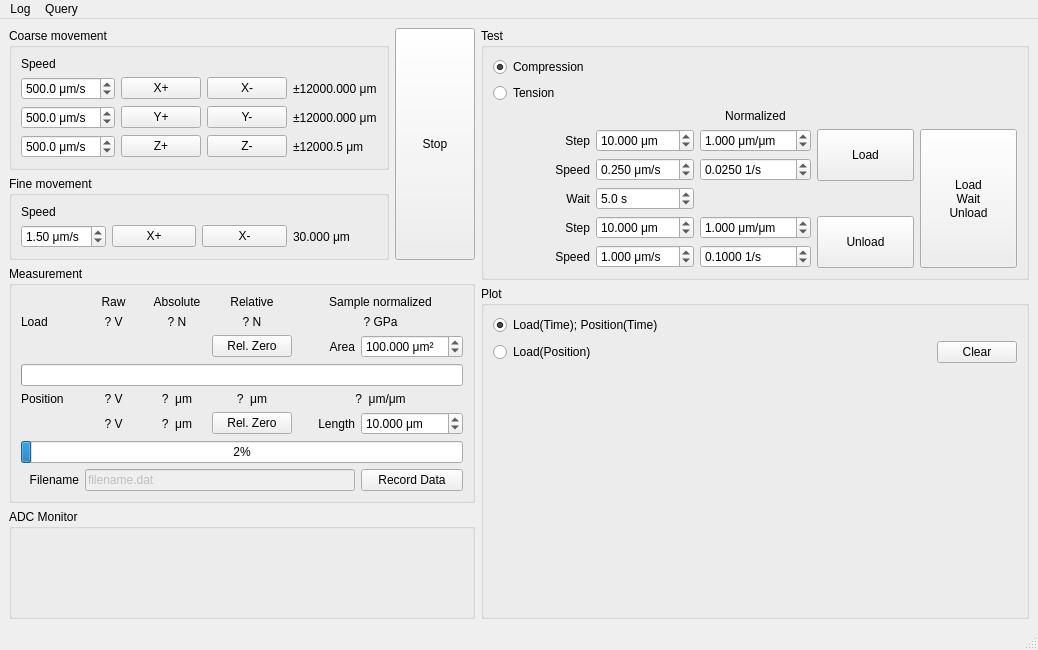
Old version of the form python/src/MicroDeform/main_window.ui in the repository jove1/MicroDeform.
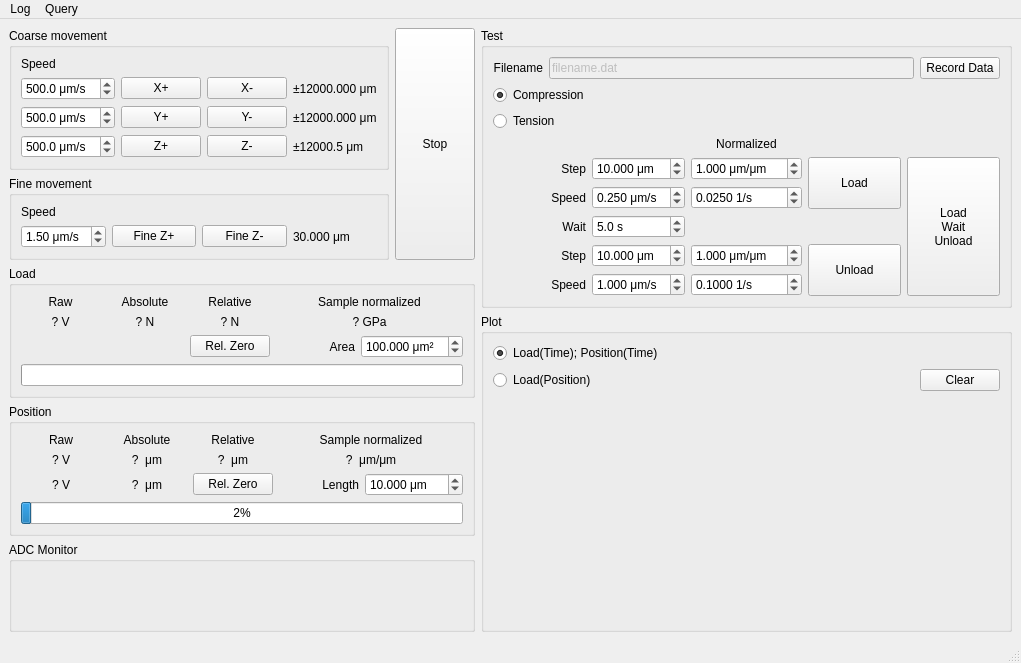
New version of the form. Custom widgets are drawn as their Qt base class.

Diff of the .ui file:
```diff
--- a/python/src/MicroDeform/main_window.ui
+++ b/python/src/MicroDeform/main_window.ui
@@ -6,8 +6,8 @@
    <rect>
     <x>0</x>
     <y>0</y>
-    <width>1038</width>
-    <height>650</height>
+    <width>1021</width>
+    <height>663</height>
    </rect>
   </property>
   <property name="focusPolicy">
@@ -26,7 +26,51 @@
          <string>Test</string>
         </property>
         <layout class="QGridLayout" name="gridLayout_10">
-         <item row="2" column="0">
+         <item row="0" column="1">
+          <widget class="QLineEdit" name="FName">
+           <property name="enabled">
+            <bool>false</bool>
+           </property>
+           <property name="text">
+            <string>filename.dat</string>
+           </property>
+          </widget>
+         </item>
+         <item row="0" column="0">
+          <widget class="QLabel" name="label_16">
+           <property name="text">
+            <string>Filename</string>
+           </property>
+           <property name="alignment">
+            <set>Qt::AlignRight|Qt::AlignTrailing|Qt::AlignVCenter</set>
+           </property>
+          </widget>
+         </item>
+         <item row="0" column="2">
+          <widget class="QPushButton" name="Record">
+           <property name="text">
+            <string>Record Data</string>
+           </property>
+          </widget>
+         </item>
+         <item row="1" column="0" colspan="3">
+          <widget class="QRadioButton" name="Compression">
+           <property name="text">
+            <string>Compression</string>
+           </property>
+           <property name="checked">
+            <bool>true</bool>
+           </property>
+          </widget>
+         </item>
+         <item row="2" column="0" colspan="3">
+          <widget class="QRadioButton" name="Tension">
+           <property name="text">
+            <string>Tension</string>
+           </property>
+          </widget>
+         </item>
+         <item row="3" column="0" colspan="3">
           <layout class="QGridLayout" name="gridLayout_3">
            <property name="sizeConstraint">
             <enum>QLayout::SetMinimumSize</enum>
@@ -302,23 +346,6 @@
            </item>
           </layout>
          </item>
-         <item row="0" column="0">
-          <widget class="QRadioButton" name="Compression">
-           <property name="text">
-            <string>Compression</string>
-           </property>
-           <property name="checked">
-            <bool>true</bool>
-           </property>
-          </widget>
-         </item>
-         <item row="1" column="0">
-          <widget class="QRadioButton" name="Tension">
-           <property name="text">
-            <string>Tension</string>
-           </property>
-          </widget>
-         </item>
         </layout>
        </widget>
       </item>
@@ -374,6 +401,68 @@
     </item>
     <item row="0" column="0">
      <layout class="QGridLayout" name="gridLayout_2">
+      <item row="1" column="0">
+       <widget class="QGroupBox" name="gFine">
+        <property name="title">
+         <string>Fine movement</string>
+        </property>
+        <layout class="QGridLayout" name="gridLayout_8">
+         <item row="1" column="0">
+          <widget class="QDoubleSpinBox" name="FZSpeed">
+           <property name="suffix">
+            <string> μm/s</string>
+           </property>
+           <property name="decimals">
+            <number>2</number>
+           </property>
+           <property name="maximum">
+            <double>5.000000000000000</double>
+           </property>
+           <property name="stepType">
+            <enum>QAbstractSpinBox::AdaptiveDecimalStepType</enum>
+           </property>
+           <property name="value">
+            <double>1.500000000000000</double>
+           </property>
+          </widget>
+         </item>
+         <item row="0" column="0">
+          <widget class="QLabel" name="label_26">
+           <property name="sizePolicy">
+            <sizepolicy hsizetype="Preferred" vsizetype="Minimum">
+             <horstretch>0</horstretch>
+             <verstretch>0</verstretch>
+            </sizepolicy>
+           </property>
+           <property name="text">
+            <string>Speed</string>
+           </property>
+          </widget>
+         </item>
+         <item row="1" column="3">
+          <widget class="QLabel" name="FZPos">
+           <property name="text">
+            <string>30.000 μm</string>
+           </property>
+          </widget>
+         </item>
+         <item row="1" column="2">
+          <widget class="QPushButton" name="FZMinus">
+           <property name="text">
+            <string>Fine Z-</string>
+           </property>
+          </widget>
+         </item>
+         <item row="1" column="1">
+          <widget class="QPushButton" name="FZPlus">
+           <property name="text">
+            <string>Fine Z+</string>
+           </property>
+          </widget>
+         </item>
+        </layout>
+       </widget>
+      </item>
       <item row="0" column="1" rowspan="2">
        <widget class="QPushButton" name="Stop">
         <property name="sizePolicy">
@@ -424,68 +513,6 @@
         </property>
        </widget>
       </item>
-      <item row="1" column="0">
-       <widget class="QGroupBox" name="gFine">
-        <property name="title">
-         <string>Fine movement</string>
-        </property>
-        <layout class="QGridLayout" name="gridLayout_8">
-         <item row="1" column="0">
-          <widget class="QDoubleSpinBox" name="FZSpeed">
-           <property name="suffix">
-            <string> μm/s</string>
-           </property>
-           <property name="decimals">
-            <number>2</number>
-           </property>
-           <property name="maximum">
-            <double>5.000000000000000</double>
-           </property>
-           <property name="stepType">
-            <enum>QAbstractSpinBox::AdaptiveDecimalStepType</enum>
-           </property>
-           <property name="value">
-            <double>1.500000000000000</double>
-           </property>
-          </widget>
-         </item>
-         <item row="0" column="0">
-          <widget class="QLabel" name="label_26">
-           <property name="sizePolicy">
-            <sizepolicy hsizetype="Preferred" vsizetype="Minimum">
-             <horstretch>0</horstretch>
-             <verstretch>0</verstretch>
-            </sizepolicy>
-           </property>
-           <property name="text">
-            <string>Speed</string>
-           </property>
-          </widget>
-         </item>
-         <item row="1" column="3">
-          <widget class="QLabel" name="FZPos">
-           <property name="text">
-            <string>30.000 μm</string>
-           </property>
-          </widget>
-         </item>
-         <item row="1" column="2">
-          <widget class="QPushButton" name="FZMinus">
-           <property name="text">
-            <string>X-</string>
-           </property>
-          </widget>
-         </item>
-         <item row="1" column="1">
-          <widget class="QPushButton" name="FZPlus">
-           <property name="text">
-            <string>X+</string>
-           </property>
-          </widget>
-         </item>
-        </layout>
-       </widget>
-      </item>
       <item row="0" column="0">
        <widget class="QGroupBox" name="gCoarse">
         <property name="title">
@@ -647,9 +674,36 @@
       <item row="2" column="0" colspan="2">
        <widget class="QGroupBox" name="gMeasurement">
         <property name="title">
-         <string>Measurement</string>
+         <string>Load</string>
         </property>
         <layout class="QGridLayout" name="gridLayout_9">
+         <item row="1" column="4" colspan="2">
+          <widget class="QLabel" name="LoadNorm">
+           <property name="text">
+            <string>? GPa</string>
+           </property>
+           <property name="alignment">
+            <set>Qt::AlignCenter</set>
+           </property>
+          </widget>
+         </item>
+         <item row="2" column="3">
+          <widget class="QPushButton" name="LoadZero">
+           <property name="text">
+            <string>Rel. Zero</string>
+           </property>
+          </widget>
+         </item>
+         <item row="1" column="2">
+          <widget class="QLabel" name="LoadAbs">
+           <property name="text">
+            <string>? N</string>
+           </property>
+           <property name="alignment">
+            <set>Qt::AlignCenter</set>
+           </property>
+          </widget>
+         </item>
          <item row="2" column="5">
           <widget class="QDoubleSpinBox" name="Area">
            <property name="suffix">
@@ -669,60 +723,16 @@
            </property>
           </widget>
          </item>
-         <item row="4" column="4" colspan="2">
-          <widget class="QLabel" name="PosNorm">
+         <item row="0" column="2">
+          <widget class="QLabel" name="label_17">
            <property name="text">
-            <string>?  μm/μm</string>
+            <string>Absolute</string>
            </property>
            <property name="alignment">
             <set>Qt::AlignCenter</set>
            </property>
           </widget>
          </item>
-         <item row="4" column="0">
-          <widget class="QLabel" name="label_2">
-           <property name="text">
-            <string>Position</string>
-           </property>
-          </widget>
-         </item>
-         <item row="1" column="2">
-          <widget class="QLabel" name="LoadAbs">
-           <property name="text">
-            <string>? N</string>
-           </property>
-           <property name="alignment">
-            <set>Qt::AlignCenter</set>
-           </property>
-          </widget>
-         </item>
-         <item row="1" column="0">
-          <widget class="QLabel" name="label">
-           <property name="text">
-            <string>Load</string>
-           </property>
-          </widget>
-         </item>
-         <item row="4" column="3">
-          <widget class="QLabel" name="PosRel">
-           <property name="text">
-            <string>?  μm</string>
-           </property>
-           <property name="alignment">
-            <set>Qt::AlignCenter</set>
-           </property>
-          </widget>
-         </item>
-         <item row="8" column="0">
-          <widget class="QLabel" name="label_16">
-           <property name="text">
-            <string>Filename</string>
-           </property>
-           <property name="alignment">
-            <set>Qt::AlignRight|Qt::AlignTrailing|Qt::AlignVCenter</set>
-           </property>
-          </widget>
-         </item>
          <item row="0" column="3">
           <widget class="QLabel" name="label_18">
            <property name="text">
@@ -733,50 +743,16 @@
            </property>
           </widget>
          </item>
-         <item row="4" column="2">
-          <widget class="QLabel" name="PosAbs">
+         <item row="1" column="1">
+          <widget class="QLabel" name="LoadRaw">
            <property name="text">
-            <string>?  μm</string>
+            <string>? V</string>
            </property>
            <property name="alignment">
             <set>Qt::AlignCenter</set>
            </property>
           </widget>
          </item>
-         <item row="8" column="5">
-          <widget class="QPushButton" name="Record">
-           <property name="text">
-            <string>Record Data</string>
-           </property>
-          </widget>
-         </item>
-         <item row="1" column="4" colspan="2">
-          <widget class="QLabel" name="LoadNorm">
-           <property name="text">
-            <string>? GPa</string>
-           </property>
-           <property name="alignment">
-            <set>Qt::AlignCenter</set>
-           </property>
-          </widget>
-         </item>
-         <item row="5" column="3">
-          <widget class="QPushButton" name="PosZero">
-           <property name="text">
-            <string>Rel. Zero</string>
-           </property>
-          </widget>
-         </item>
-         <item row="5" column="4">
-          <widget class="QLabel" name="label_20">
-           <property name="text">
-            <string>Length</string>
-           </property>
-           <property name="alignment">
-            <set>Qt::AlignRight|Qt::AlignTrailing|Qt::AlignVCenter</set>
-           </property>
-          </widget>
-         </item>
          <item row="1" column="3">
           <widget class="QLabel" name="LoadRel">
            <property name="text">
@@ -787,6 +763,23 @@
            </property>
           </widget>
          </item>
+         <item row="3" column="1" colspan="5">
+          <widget class="QProgressBar" name="LoadBar">
+           <property name="maximum">
+            <number>1000</number>
+           </property>
+          </widget>
+         </item>
+         <item row="0" column="4" colspan="2">
+          <widget class="QLabel" name="label_6">
+           <property name="text">
+            <string>Sample normalized</string>
+           </property>
+           <property name="alignment">
+            <set>Qt::AlignCenter</set>
+           </property>
+          </widget>
+         </item>
          <item row="2" column="4">
           <widget class="QLabel" name="label_19">
            <property name="text">
@@ -797,27 +790,46 @@
            </property>
           </widget>
          </item>
-         <item row="0" column="2">
-          <widget class="QLabel" name="label_17">
+         <item row="0" column="1">
+          <widget class="QLabel" name="label_24">
            <property name="text">
-            <string>Absolute</string>
+            <string>Raw</string>
            </property>
            <property name="alignment">
             <set>Qt::AlignCenter</set>
            </property>
           </widget>
          </item>
-         <item row="4" column="1">
-          <widget class="QLabel" name="PosRaw">
+        </layout>
+       </widget>
+      </item>
+      <item row="3" column="0" colspan="2">
+       <widget class="QGroupBox" name="groupBox">
+        <property name="title">
+         <string>Position</string>
+        </property>
+        <layout class="QGridLayout" name="gridLayout_11">
+         <item row="1" column="3">
+          <widget class="QLabel" name="PosRel">
            <property name="text">
-            <string>? V</string>
+            <string>?  μm</string>
            </property>
            <property name="alignment">
             <set>Qt::AlignCenter</set>
            </property>
           </widget>
          </item>
-         <item row="5" column="5">
+         <item row="2" column="4">
+          <widget class="QLabel" name="label_20">
+           <property name="text">
+            <string>Length</string>
+           </property>
+           <property name="alignment">
+            <set>Qt::AlignRight|Qt::AlignTrailing|Qt::AlignVCenter</set>
+           </property>
+          </widget>
+         </item>
+         <item row="2" column="5">
           <widget class="QDoubleSpinBox" name="Length">
            <property name="suffix">
             <string> μm</string>
@@ -836,7 +848,7 @@
            </property>
           </widget>
          </item>
-         <item row="5" column="1">
+         <item row="2" column="1">
           <widget class="QLabel" name="PosRaw2">
            <property name="text">
             <string>? V</string>
@@ -846,18 +858,8 @@
            </property>
           </widget>
          </item>
-         <item row="5" column="2">
-          <widget class="QLabel" name="PosAbs2">
-           <property name="text">
-            <string>?  μm</string>
-           </property>
-           <property name="alignment">
-            <set>Qt::AlignCenter</set>
-           </property>
-          </widget>
-         </item>
          <item row="1" column="1">
-          <widget class="QLabel" name="LoadRaw">
+          <widget class="QLabel" name="PosRaw">
            <property name="text">
             <string>? V</string>
            </property>
@@ -867,36 +869,13 @@
           </widget>
          </item>
          <item row="2" column="3">
-          <widget class="QPushButton" name="LoadZero">
+          <widget class="QPushButton" name="PosZero">
            <property name="text">
             <string>Rel. Zero</string>
            </property>
           </widget>
          </item>
-         <item row="0" column="4" colspan="2">
-          <widget class="QLabel" name="label_6">
-           <property name="text">
-            <string>Sample normalized</string>
-           </property>
-           <property name="alignment">
-            <set>Qt::AlignCenter</set>
-           </property>
-          </widget>
-         </item>
-         <item row="3" column="0" colspan="6">
-          <widget class="QProgressBar" name="LoadBar">
-           <property name="sizePolicy">
-            <sizepolicy hsizetype="Expanding" vsizetype="Fixed">
-             <horstretch>0</horstretch>
-             <verstretch>0</verstretch>
-            </sizepolicy>
-           </property>
-           <property name="maximum">
-            <number>1000</number>
-           </property>
-          </widget>
-         </item>
-         <item row="6" column="0" colspan="6">
+         <item row="3" column="1" colspan="5">
           <widget class="QProgressBar" name="PosBar">
            <property name="enabled">
             <bool>true</bool>
@@ -909,18 +888,38 @@
            </property>
           </widget>
          </item>
-         <item row="8" column="1" colspan="4">
-          <widget class="QLineEdit" name="FName">
-           <property name="enabled">
-            <bool>false</bool>
+         <item row="2" column="2">
+          <widget class="QLabel" name="PosAbs2">
+           <property name="text">
+            <string>?  μm</string>
            </property>
+           <property name="alignment">
+            <set>Qt::AlignCenter</set>
+           </property>
+          </widget>
+         </item>
+         <item row="1" column="2">
+          <widget class="QLabel" name="PosAbs">
            <property name="text">
-            <string>filename.dat</string>
+            <string>?  μm</string>
+           </property>
+           <property name="alignment">
+            <set>Qt::AlignCenter</set>
+           </property>
+          </widget>
+         </item>
+         <item row="1" column="4" colspan="2">
+          <widget class="QLabel" name="PosNorm">
+           <property name="text">
+            <string>?  μm/μm</string>
+           </property>
+           <property name="alignment">
+            <set>Qt::AlignCenter</set>
            </property>
           </widget>
          </item>
          <item row="0" column="1">
-          <widget class="QLabel" name="label_24">
+          <widget class="QLabel" name="label">
            <property name="text">
             <string>Raw</string>
            </property>
@@ -929,6 +928,36 @@
            </property>
           </widget>
          </item>
+         <item row="0" column="2">
+          <widget class="QLabel" name="label_2">
+           <property name="text">
+            <string>Absolute</string>
+           </property>
+           <property name="alignment">
+            <set>Qt::AlignCenter</set>
+           </property>
+          </widget>
+         </item>
+         <item row="0" column="3">
+          <widget class="QLabel" name="label_3">
+           <property name="text">
+            <string>Relative</string>
+           </property>
+           <property name="alignment">
+            <set>Qt::AlignCenter</set>
+           </property>
+          </widget>
+         </item>
+         <item row="0" column="4" colspan="2">
+          <widget class="QLabel" name="label_5">
+           <property name="text">
+            <string>Sample normalized</string>
+           </property>
+           <property name="alignment">
+            <set>Qt::AlignCenter</set>
+           </property>
+          </widget>
+         </item>
         </layout>
        </widget>
       </item>
@@ -942,7 +971,7 @@
     <rect>
      <x>0</x>
      <y>0</y>
-     <width>1038</width>
+     <width>1021</width>
      <height>22</height>
     </rect>
    </property>
```
